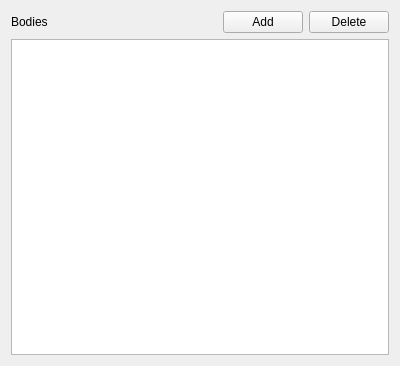
janelia-flyem/NeuTu, file neurolabi/gui/widgets/zbodylistwidget.ui: the form before one commit.
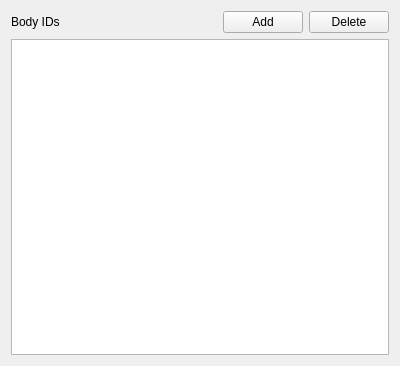
The form after the commit. Icons and pictures are not drawn. Custom widgets are drawn as their Qt base class.

Patch:
```diff
--- a/neurolabi/gui/widgets/zbodylistwidget.ui
+++ b/neurolabi/gui/widgets/zbodylistwidget.ui
@@ -19,7 +19,7 @@
      <item>
       <widget class="QLabel" name="label">
        <property name="text">
-        <string>Bodies</string>
+        <string>Body IDs</string>
        </property>
       </widget>
      </item>
```
